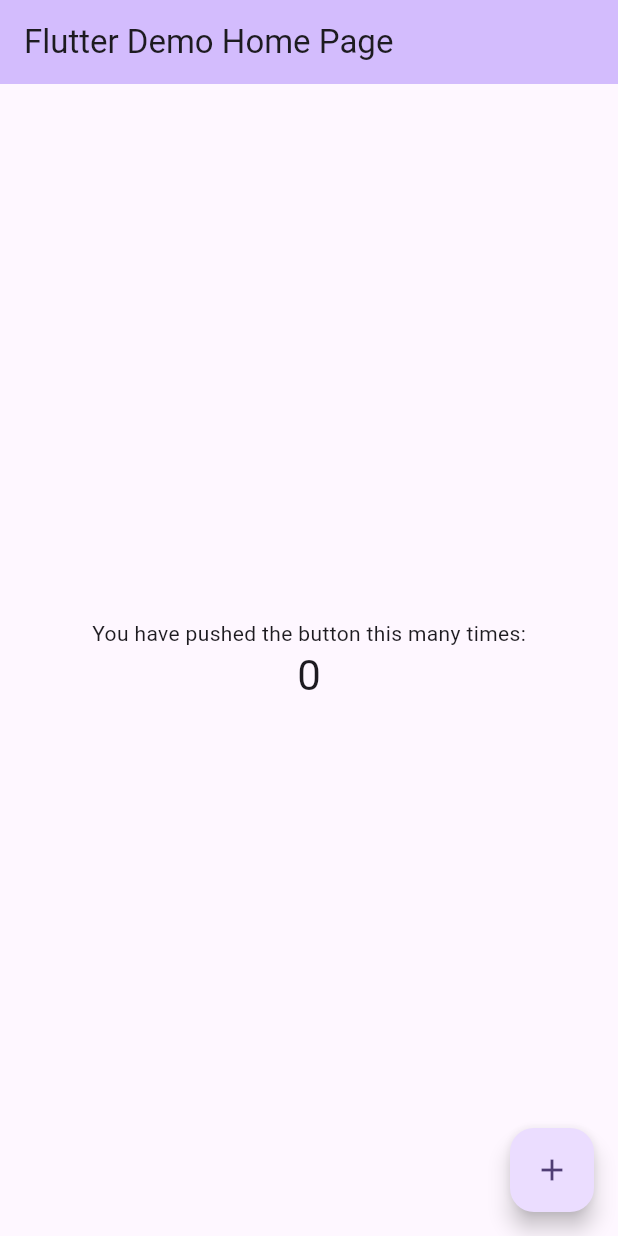
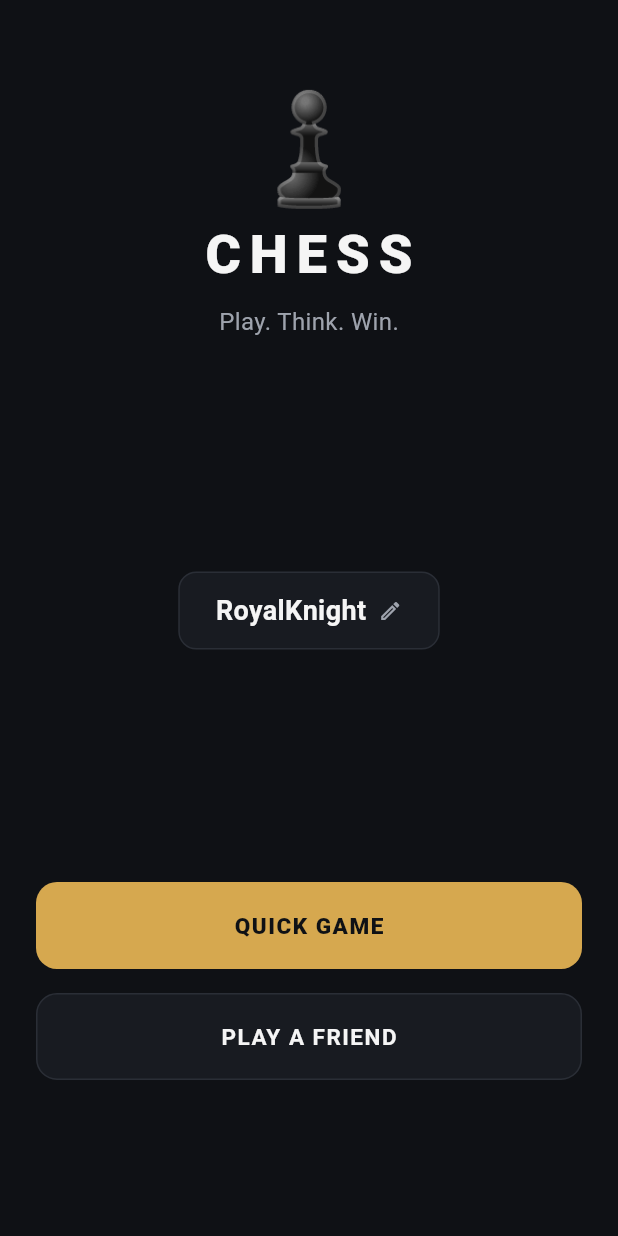
Before and after one commit to FriMohamed/chess, a Flutter app: the screen it shows after launch, on a phone screen of 412 x 824 dp. Run offline on Flutter 3.47's test engine with Material 3 defaults, Android fonts, the phone set to English and light mode, and no system bars; our stand-ins replace shared_preferences.

Commit message:
add homescreen ui

```diff
--- a/chess/lib/main.dart
+++ b/chess/lib/main.dart
@@ -1,122 +1,17 @@
+import 'package:chess/screens/home_screen.dart';
 import 'package:flutter/material.dart';
 
 void main() {
-  runApp(const MyApp());
+  runApp(
+    const Myapp()
+  );
 }
 
-class MyApp extends StatelessWidget {
-  const MyApp({super.key});
-
-  // This widget is the root of your application.
-  @override
-  Widget build(BuildContext context) {
-    return MaterialApp(
-      title: 'Flutter Demo',
-      theme: ThemeData(
-        // This is the theme of your application.
-        //
-        // TRY THIS: Try running your application with "flutter run". You'll see
-        // the application has a purple toolbar. Then, without quitting the app,
-        // try changing the seedColor in the colorScheme below to Colors.green
-        // and then invoke "hot reload" (save your changes or press the "hot
-        // reload" button in a Flutter-supported IDE, or press "r" if you used
-        // the command line to start the app).
-        //
-        // Notice that the counter didn't reset back to zero; the application
-        // state is not lost during the reload. To reset the state, use hot
-        // restart instead.
-        //
-        // This works for code too, not just values: Most code changes can be
-        // tested with just a hot reload.
-        colorScheme: .fromSeed(seedColor: Colors.deepPurple),
-      ),
-      home: const MyHomePage(title: 'Flutter Demo Home Page'),
-    );
-  }
-}
-
-class MyHomePage extends StatefulWidget {
-  const MyHomePage({super.key, required this.title});
-
-  // This widget is the home page of your application. It is stateful, meaning
-  // that it has a State object (defined below) that contains fields that affect
-  // how it looks.
-
-  // This class is the configuration for the state. It holds the values (in this
-  // case the title) provided by the parent (in this case the App widget) and
-  // used by the build method of the State. Fields in a Widget subclass are
-  // always marked "final".
-
-  final String title;
-
-  @override
-  State<MyHomePage> createState() => _MyHomePageState();
-}
-
-class _MyHomePageState extends State<MyHomePage> {
-  int _counter = 0;
-
-  void _incrementCounter() {
-    setState(() {
-      // This call to setState tells the Flutter framework that something has
-      // changed in this State, which causes it to rerun the build method below
-      // so that the display can reflect the updated values. If we changed
-      // _counter without calling setState(), then the build method would not be
-      // called again, and so nothing would appear to happen.
-      _counter++;
-    });
-  }
+class Myapp extends StatelessWidget {
+  const Myapp({super.key});
 
   @override
   Widget build(BuildContext context) {
-    // This method is rerun every time setState is called, for instance as done
-    // by the _incrementCounter method above.
-    //
-    // The Flutter framework has been optimized to make rerunning build methods
-    // fast, so that you can just rebuild anything that needs updating rather
-    // than having to individually change instances of widgets.
-    return Scaffold(
-      appBar: AppBar(
-        // TRY THIS: Try changing the color here to a specific color (to
-        // Colors.amber, perhaps?) and trigger a hot reload to see the AppBar
-        // change color while the other colors stay the same.
-        backgroundColor: Theme.of(context).colorScheme.inversePrimary,
-        // Here we take the value from the MyHomePage object that was created by
-        // the App.build method, and use it to set our appbar title.
-        title: Text(widget.title),
-      ),
-      body: Center(
-        // Center is a layout widget. It takes a single child and positions it
-        // in the middle of the parent.
-        child: Column(
-          // Column is also a layout widget. It takes a list of children and
-          // arranges them vertically. By default, it sizes itself to fit its
-          // children horizontally, and tries to be as tall as its parent.
-          //
-          // Column has various properties to control how it sizes itself and
-          // how it positions its children. Here we use mainAxisAlignment to
-          // center the children vertically; the main axis here is the vertical
-          // axis because Columns are vertical (the cross axis would be
-          // horizontal).
-          //
-          // TRY THIS: Invoke "debug painting" (choose the "Toggle Debug Paint"
-          // action in the IDE, or press "p" in the console), to see the
-          // wireframe for each widget.
-          mainAxisAlignment: .center,
-          children: [
-            const Text('You have pushed the button this many times:'),
-            Text(
-              '$_counter',
-              style: Theme.of(context).textTheme.headlineMedium,
-            ),
-          ],
-        ),
-      ),
-      floatingActionButton: FloatingActionButton(
-        onPressed: _incrementCounter,
-        tooltip: 'Increment',
-        child: const Icon(Icons.add),
-      ),
-    );
+    return MaterialApp(debugShowCheckedModeBanner: false, home: HomeScreen());
   }
 }
--- /dev/null
+++ b/chess/lib/screens/home_screen.dart
@@ -0,0 +1,99 @@
+import 'package:chess/widgets/custom_button.dart';
+import 'package:chess/widgets/player_name.dart';
+import 'package:flutter/material.dart';
+import '../theme/app_theme.dart';
+
+class HomeScreen extends StatelessWidget {
+  const HomeScreen({super.key});
+
+  void _handleQuickGame(BuildContext context) {
+    Navigator.of(context).pushNamed('/quick-game');
+  }
+
+  void _handlePlayFriend() {
+    debugPrint('Play friend pressed');
+  }
+
+  @override
+  Widget build(BuildContext context) {
+    return Scaffold(
+      backgroundColor: AppColors.background,
+      body: SafeArea(
+        child: Padding(
+          padding: const EdgeInsets.symmetric(
+            horizontal: AppSpacing.lg,
+            vertical: AppSpacing.xl,
+          ),
+          child: Column(
+            mainAxisAlignment: MainAxisAlignment.spaceBetween,
+            children: [
+              // Header Section
+              Padding(
+                padding: const EdgeInsets.only(top: AppSpacing.xl),
+                child: Column(
+                  children: const [
+                    Text(
+                      '♟',
+                      style: TextStyle(
+                        fontSize: 72,
+                        color: AppColors.primary,
+                        height: 1.0,
+                      ),
+                    ),
+                    SizedBox(height: AppSpacing.sm),
+                    Text(
+                      'CHESS',
+                      style: TextStyle(
+                        color: AppColors.text,
+                        fontSize: 36,
+                        fontWeight: FontWeight.w800,
+                        letterSpacing: 6,
+                      ),
+                    ),
+                    SizedBox(height: AppSpacing.sm),
+                    Text(
+                      'Play. Think. Win.',
+                      style: TextStyle(
+                        color: AppColors.textSecondary,
+                        fontSize: 16,
+                      ),
+                    ),
+                  ],
+                ),
+              ),
+
+              const PlayerName(),
+
+              // Actions Section
+              Padding(
+                padding: const EdgeInsets.only(bottom: 1.5 * AppSpacing.xxl),
+                child: Column(
+                  children: [
+                    // Primary Button
+                    CustomButton(
+                      label: 'QUICK GAME',
+                      backgroundColor: AppColors.primary,
+                      textColor: AppColors.background,
+                      fontWeight: FontWeight.w800,
+                      onPressed: () => _handleQuickGame(context),
+                    ),
+                    const SizedBox(height: AppSpacing.md),
+                    // Secondary Button
+                    CustomButton(
+                      label: 'PLAY A FRIEND',
+                      backgroundColor: AppColors.surface,
+                      textColor: AppColors.text,
+                      borderColor: AppColors.border,
+                      fontWeight: FontWeight.w700,
+                      onPressed: _handlePlayFriend,
+                    ),
+                  ],
+                ),
+              ),
+            ],
+          ),
+        ),
+      ),
+    );
+  }
+}
--- /dev/null
+++ b/chess/lib/services/player_name_service.dart
@@ -0,0 +1,40 @@
+import 'dart:math';
+import 'package:shared_preferences/shared_preferences.dart';
+
+class PlayerService {
+  static const String _playerNameKey = 'player_name';
+
+  static const List<String> defaultNames = [
+    'CleverKnight',
+    'SwiftBishop',
+    'BraveRook',
+    'SilentPawn',
+    'RoyalKnight',
+    'WiseBishop',
+    'BoldRook',
+    'LuckyPawn',
+  ];
+
+  static String _getRandomName() {
+    final random = Random();
+    return defaultNames[random.nextInt(defaultNames.length)];
+  }
+
+  static Future<String> getPlayerName() async {
+    final prefs = await SharedPreferences.getInstance();
+    final storedName = prefs.getString(_playerNameKey);
+
+    if (storedName != null && storedName.isNotEmpty) {
+      return storedName;
+    }
+
+    final randomName = _getRandomName();
+    await prefs.setString(_playerNameKey, randomName);
+    return randomName;
+  }
+
+  static Future<void> savePlayerName(String name) async {
+    final prefs = await SharedPreferences.getInstance();
+    await prefs.setString(_playerNameKey, name);
+  }
+}
--- /dev/null
+++ b/chess/lib/theme/app_theme.dart
@@ -0,0 +1,22 @@
+import 'package:flutter/material.dart';
+
+class AppColors {
+  static const Color background = Color(0xFF0F1115);
+  static const Color surface = Color(0xFF181B21);
+  static const Color surfacePressed = Color(0xFF22262E);
+  static const Color primary = Color(0xFFD6A84F);
+  static const Color primaryPressed = Color(0xFFB88D3F);
+  static const Color text = Color(0xFFF5F5F5);
+  static const Color textSecondary = Color(0xFF9EA3AD);
+  static const Color error = Color(0xFFFF4D4F);
+  static const Color border = Color(0xFF2A2E36);
+}
+
+class AppSpacing {
+  static const double xs = 4.0;
+  static const double sm = 8.0;
+  static const double md = 16.0;
+  static const double lg = 24.0;
+  static const double xl = 32.0;
+  static const double xxl = 48.0;
+}
--- /dev/null
+++ b/chess/lib/widgets/custom_button.dart
@@ -0,0 +1,61 @@
+import 'package:flutter/material.dart';
+
+class CustomButton extends StatefulWidget {
+  final String label;
+  final Color backgroundColor;
+  final Color textColor;
+  final Color? borderColor;
+  final FontWeight fontWeight;
+  final VoidCallback onPressed;
+
+  const CustomButton({
+    required this.label,
+    required this.backgroundColor,
+    required this.textColor,
+    required this.fontWeight,
+    required this.onPressed,
+    this.borderColor,
+  });
+
+  @override
+  State<CustomButton> createState() => _CustomButtonState();
+}
+
+class _CustomButtonState extends State<CustomButton> {
+  bool _isPressed = false;
+
+  @override
+  Widget build(BuildContext context) {
+    return GestureDetector(
+      onTapDown: (_) => setState(() => _isPressed = true),
+      onTapUp: (_) => setState(() => _isPressed = false),
+      onTapCancel: () => setState(() => _isPressed = false),
+      onTap: widget.onPressed,
+      child: AnimatedOpacity(
+        duration: const Duration(milliseconds: 100),
+        opacity: _isPressed ? 0.7 : 1.0,
+        child: Container(
+          width: double.infinity,
+          constraints: const BoxConstraints(minHeight: 58),
+          decoration: BoxDecoration(
+            color: widget.backgroundColor,
+            borderRadius: BorderRadius.circular(14),
+            border: widget.borderColor != null
+                ? Border.all(color: widget.borderColor!)
+                : null,
+          ),
+          alignment: Alignment.center,
+          child: Text(
+            widget.label,
+            style: TextStyle(
+              color: widget.textColor,
+              fontSize: 15,
+              fontWeight: widget.fontWeight,
+              letterSpacing: 1,
+            ),
+          ),
+        ),
+      ),
+    );
+  }
+}
--- /dev/null
+++ b/chess/lib/widgets/player_name.dart
@@ -0,0 +1,154 @@
+import 'package:chess/services/player_name_service.dart';
+import 'package:flutter/material.dart';
+import '../theme/app_theme.dart';
+
+class PlayerName extends StatefulWidget {
+  const PlayerName({super.key});
+
+  @override
+  State<PlayerName> createState() => _PlayerNameState();
+}
+
+class _PlayerNameState extends State<PlayerName> {
+  bool _isEditing = false;
+  String _playerName = '';
+
+  late final TextEditingController _controller;
+
+  @override
+  void initState() {
+    super.initState();
+
+    _controller = TextEditingController();
+
+    _loadName();
+  }
+
+  @override
+  void dispose() {
+    _controller.dispose();
+    super.dispose();
+  }
+
+  Future<void> _loadName() async {
+    final name = await PlayerService.getPlayerName();
+
+    if (!mounted) return;
+
+    setState(() {
+      _playerName = name;
+    });
+  }
+
+  Future<void> _saveName() async {
+    final newName = _controller.text.trim();
+
+    if (newName.isEmpty || newName.length < 3) {
+      setState(() => _isEditing = false);
+      return;
+    }
+
+    await PlayerService.savePlayerName(newName);
+
+    if (!mounted) return;
+
+    setState(() {
+      _playerName = newName;
+      _isEditing = false;
+    });
+  }
+
+  void _startEditing() {
+    _controller.text = _playerName;
+
+    setState(() {
+      _isEditing = true;
+    });
+  }
+
+  @override
+  Widget build(BuildContext context) {
+    if (_playerName.isEmpty) {
+      return const SizedBox(
+        height: 48,
+        child: Center(
+          child: CircularProgressIndicator(
+            color: AppColors.primary,
+            strokeWidth: 2,
+          ),
+        ),
+      );
+    }
+
+    if (_isEditing) {
+      return Container(
+        constraints: const BoxConstraints(maxWidth: 240),
+        padding: const EdgeInsets.symmetric(
+          horizontal: AppSpacing.sm,
+        ),
+        decoration: BoxDecoration(
+          color: AppColors.surface,
+          borderRadius: BorderRadius.circular(12),
+          border: Border.all(
+            color: AppColors.primary,
+            width: 1.5,
+          ),
+        ),
+        child: TextField(
+          controller: _controller,
+          autofocus: true,
+          textAlign: TextAlign.center,
+          style: const TextStyle(
+            color: AppColors.text,
+            fontSize: 18,
+            fontWeight: FontWeight.w600,
+          ),
+          decoration: const InputDecoration(
+            border: InputBorder.none,
+            isDense: true,
+            contentPadding: EdgeInsets.symmetric(
+              vertical: AppSpacing.sm,
+            ),
+          ),
+          onSubmitted: (_) => _saveName(),
+        ),
+      );
+    }
+
+    return GestureDetector(
+      onTap: _startEditing,
+      child: Container(
+        padding: const EdgeInsets.symmetric(
+          horizontal: AppSpacing.lg,
+          vertical: AppSpacing.sm + 4,
+        ),
+        decoration: BoxDecoration(
+          color: AppColors.surface,
+          borderRadius: BorderRadius.circular(12),
+          border: Border.all(
+            color: AppColors.border,
+          ),
+        ),
+        child: Row(
+          mainAxisSize: MainAxisSize.min,
+          children: [
+            Text(
+              _playerName,
+              style: const TextStyle(
+                color: AppColors.text,
+                fontSize: 18,
+                fontWeight: FontWeight.w600,
+              ),
+            ),
+            const SizedBox(width: AppSpacing.sm),
+            const Icon(
+              Icons.edit_outlined,
+              size: 16,
+              color: AppColors.textSecondary,
+            ),
+          ],
+        ),
+      ),
+    );
+  }
+}
--- a/chess/pubspec.yaml
+++ b/chess/pubspec.yaml
@@ -30,6 +30,8 @@ environment:
 dependencies:
   flutter:
     sdk: flutter
+  shared_preferences: ^2.5.5
+  flutter_bloc: ^9.1.1
 
   # The following adds the Cupertino Icons font to your application.
   # Use with the CupertinoIcons class for iOS style icons.
```
Also changed, not shown: chess/pubspec.lock, 2 other files.
